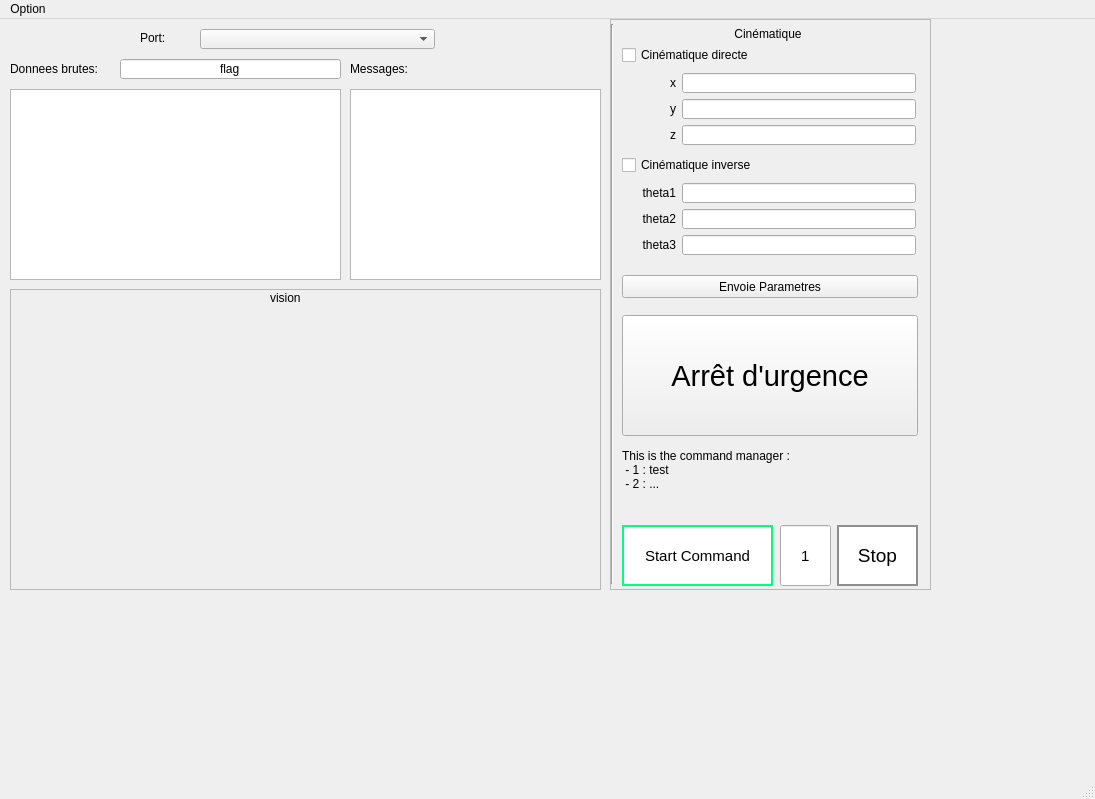
First picture: the form in Controls/Mainwindow.ui, repository LoicBoileau/Projet-S4---Robot-Delta, before the edit.
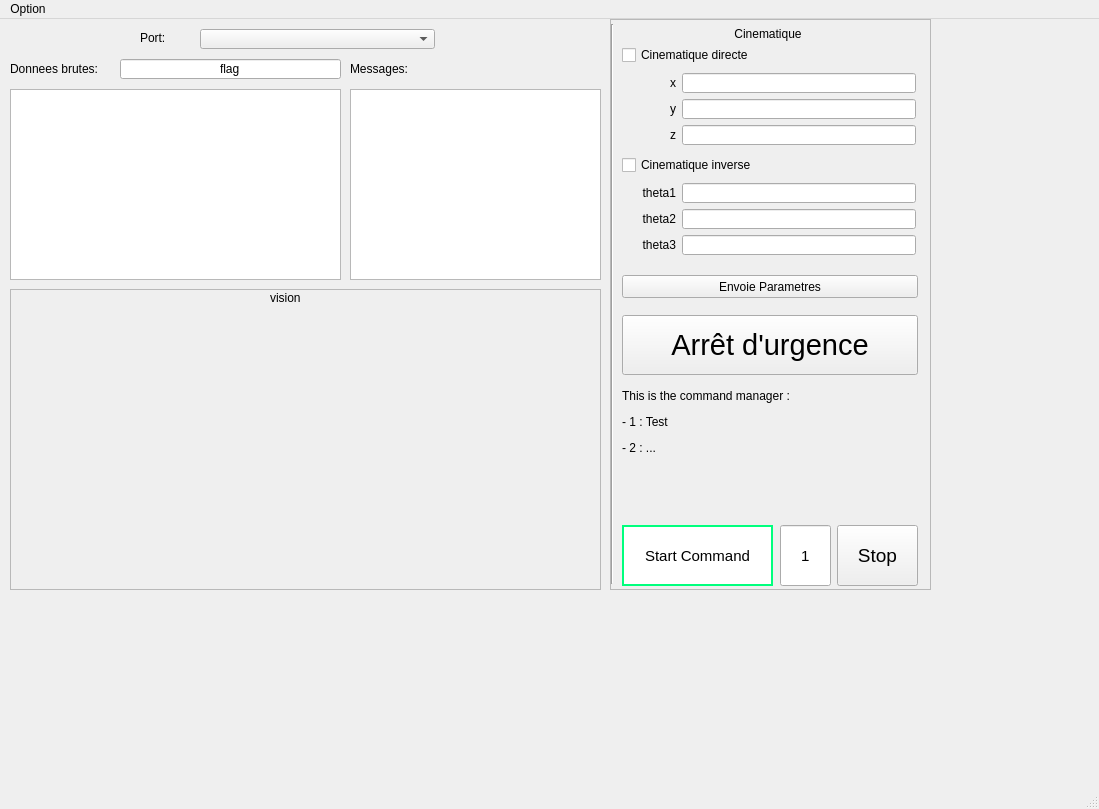
Second picture: the form after the edit. Custom widgets are drawn as their Qt base class.

Commit message: Ajout d'un main pour l'interface graphiqe. Ajout de la commande pour convertir .ui à .py dans le readMe.

The edit to the form file:
```diff
--- a/Controls/Mainwindow.ui
+++ b/Controls/Mainwindow.ui
@@ -9,8 +9,8 @@
    <rect>
     <x>0</x>
     <y>0</y>
-    <width>1095</width>
-    <height>799</height>
+    <width>1099</width>
+    <height>809</height>
    </rect>
   </property>
   <property name="windowTitle">
@@ -248,7 +248,7 @@
       </rect>
      </property>
      <property name="text">
-      <string>Cinématique directe</string>
+      <string>Cinematique directe</string>
      </property>
     </widget>
     <widget class="QLineEdit" name="lineEdit_y">
@@ -287,7 +287,7 @@
       </rect>
      </property>
      <property name="text">
-      <string>Cinématique</string>
+      <string>Cinematique</string>
      </property>
      <property name="alignment">
       <set>Qt::AlignCenter</set>
@@ -342,7 +342,7 @@
       </rect>
      </property>
      <property name="text">
-      <string>Cinématique inverse</string>
+      <string>Cinematique inverse</string>
      </property>
     </widget>
     <widget class="QPushButton" name="EStop">
@@ -351,7 +351,7 @@
        <x>12</x>
        <y>296</y>
        <width>296</width>
-       <height>121</height>
+       <height>60</height>
       </rect>
      </property>
      <property name="font">
@@ -360,13 +360,19 @@
       </font>
      </property>
      <property name="styleSheet">
-      <string notr="true">border: 2px solid #8f8f91;
+      <string notr="true">#Estop 
+{
+border: 2px solid #8f8f91;
 border-radius: 6px;
 
+color: red;
 border-color: red;
 background-color: pink;
-
-EStop{ background-color: white }</string>
+}
+#EStop:pressed 
+{ 
+background-color: white;
+}</string>
      </property>
      <property name="text">
       <string>Arrêt d'urgence</string>
@@ -478,9 +484,7 @@
       </font>
      </property>
      <property name="styleSheet">
-      <string notr="true">border: 2px solid #8f8f91;
-background-color: white;
-
+      <string notr="true">
 </string>
      </property>
      <property name="text">
@@ -491,15 +495,19 @@
      <property name="geometry">
       <rect>
        <x>12</x>
-       <y>430</y>
+       <y>370</y>
        <width>296</width>
-       <height>71</height>
+       <height>131</height>
       </rect>
      </property>
      <property name="text">
-      <string>This is the command manager :
- - 1 : test
- - 2 : ...</string>
+      <string>&lt;!DOCTYPE HTML PUBLIC &quot;-//W3C//DTD HTML 4.0//EN&quot; &quot;http://www.w3.org/TR/REC-html40/strict.dtd&quot;&gt;
+&lt;html&gt;&lt;head&gt;&lt;meta name=&quot;qrichtext&quot; content=&quot;1&quot; /&gt;&lt;style type=&quot;text/css&quot;&gt;
+p, li { white-space: pre-wrap; }
+&lt;/style&gt;&lt;/head&gt;&lt;body style=&quot; font-family:'MS Shell Dlg 2'; font-size:8pt; font-weight:400; font-style:normal;&quot;&gt;
+&lt;p style=&quot; margin-top:12px; margin-bottom:12px; margin-left:0px; margin-right:0px; -qt-block-indent:0; text-indent:0px;&quot;&gt;&lt;span style=&quot; font-size:9pt;&quot;&gt;This is the command manager :&lt;/span&gt;&lt;/p&gt;
+&lt;p style=&quot; margin-top:12px; margin-bottom:12px; margin-left:0px; margin-right:0px; -qt-block-indent:0; text-indent:0px;&quot;&gt;&lt;span style=&quot; font-size:9pt;&quot;&gt;- 1 : Test &lt;/span&gt;&lt;/p&gt;
+&lt;p style=&quot; margin-top:12px; margin-bottom:12px; margin-left:0px; margin-right:0px; -qt-block-indent:0; text-indent:0px;&quot;&gt;&lt;span style=&quot; font-size:9pt;&quot;&gt;- 2 : ...&lt;/span&gt;&lt;/p&gt;&lt;/body&gt;&lt;/html&gt;</string>
      </property>
      <property name="alignment">
       <set>Qt::AlignLeading|Qt::AlignLeft|Qt::AlignTop</set>
@@ -512,8 +520,8 @@
     <rect>
      <x>0</x>
      <y>0</y>
-     <width>1095</width>
-     <height>26</height>
+     <width>1099</width>
+     <height>21</height>
     </rect>
    </property>
    <widget class="QMenu" name="menuOption">
```
Left out of the diff: 3 changed lines with no effect on the pictures. The commit also changes 7 other files.
